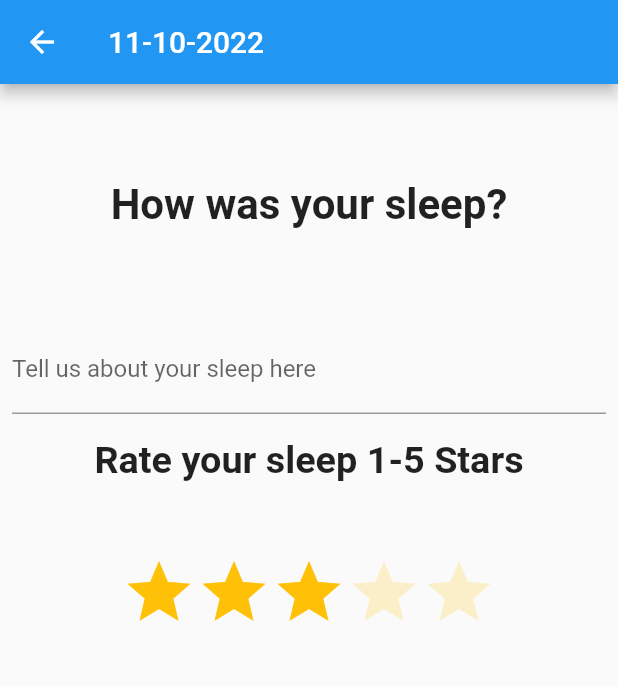
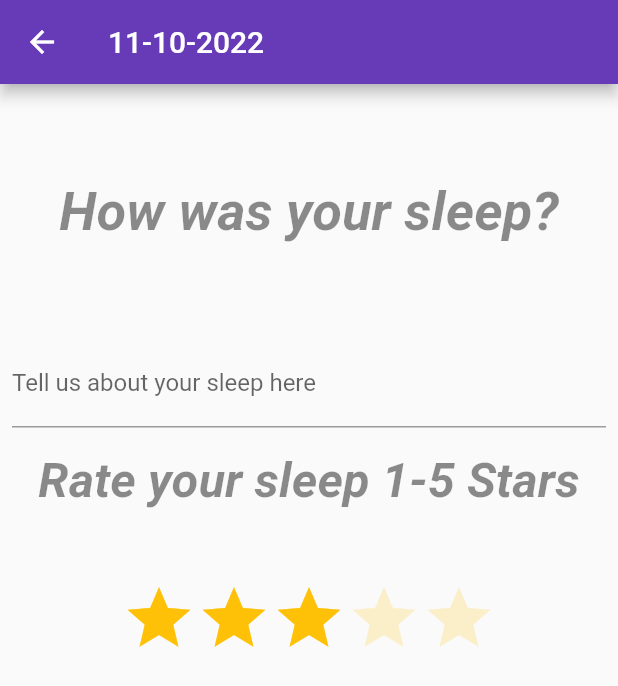
Before and after one commit to jakelang01/SweetDreams, a Flutter app: the screen it shows after launch, after a tap on "Add Sleep Data", on a phone screen of 412 x 824 dp. Shown: the top 686 px of the screen. Run offline on Flutter 3.47's test engine with Material 2 defaults, Android fonts, the light colour scheme and no system bars; drawn by our look-alikes of flutter_rating_bar; our stand-ins replace cloud_firestore, firebase_core, shared_preferences; accounts and stored records are empty.

Commit message:
makes app theme more robust, gets rid of manually set colours and text themes in main

```diff
--- a/lib/main.dart
+++ b/lib/main.dart
@@ -44,33 +44,25 @@ class _MyHomePageState extends State<MyHomePage> {
       body: Center(
           child: Column(
             children: <Widget>[
+              Text("Sweet Dreams!",
+                style: Theme.of(context).textTheme.headline1,
+                textAlign: TextAlign.center,
+              ),
               Padding(
-                padding: EdgeInsets.only(top: 20.0,
-                    bottom: 20.0),
-                child: Text("Sweet Dreams!",
-                  style: const TextStyle(
-                      fontWeight: FontWeight.bold,
-                      color: Colors.blueAccent),
-                  textScaleFactor: 3,)
-                ,),
+                padding: EdgeInsets.only(bottom: 15.0),
+              ),
               Text("Message of the Day:",
-                style: const TextStyle(
-                    fontWeight: FontWeight.bold,
-                    color: Colors.black),
-                textScaleFactor: 1.7,),
+                style: Theme.of(context).textTheme.headline2,
+                textAlign: TextAlign.center,
+              ),
+              Text(dailyMessage,
+                  style: Theme.of(context).textTheme.bodyText2,
+                  textAlign: TextAlign.center,
+              ),
               Padding(
-                padding: EdgeInsets.all(10.0),
-                child: Text(dailyMessage,
-                  style: const TextStyle(
-                      fontWeight: FontWeight.w500,
-                      fontStyle: FontStyle.italic,
-                      color: Colors.blueGrey),
-                  textScaleFactor: 1.3,)
-                ,),
+                padding: EdgeInsets.only(bottom: 15.0),
+              ),
               ElevatedButton(
-                style: ElevatedButton.styleFrom(
-                    primary: Colors.blueAccent
-                ),
                 child: Text('Sleep Calculator'),
                 onPressed: () {
                   Navigator.of(context).push(
@@ -81,9 +73,6 @@ class _MyHomePageState extends State<MyHomePage> {
                 },
               ),
               ElevatedButton(
-                style: ElevatedButton.styleFrom(
-                    primary: Colors.blueAccent
-                ),
                 child: Text('Add Sleep Data'),
                 onPressed: () {
                   Navigator.of(context).push(
@@ -94,9 +83,6 @@ class _MyHomePageState extends State<MyHomePage> {
                 },
               ),
               ElevatedButton(
-                style: ElevatedButton.styleFrom(
-                    primary: Colors.blueAccent
-                ),
                 child: Text('Healthy Sleep Habits'),
                 onPressed: () {
                   Navigator.of(context).push(
@@ -107,9 +93,6 @@ class _MyHomePageState extends State<MyHomePage> {
                 },
               ),
               ElevatedButton(
-                style: ElevatedButton.styleFrom(
-                    primary: Colors.blueAccent
-                ),
                 child: Text('test'),
                 onPressed: getMOTD,
               ),
@@ -134,10 +117,30 @@ class MyApp extends StatelessWidget {
           }
           if (snapshot.connectionState == ConnectionState.done) {
             return MaterialApp(
-              title: 'Flutter Demo',
+              title: 'Sweet Dreams',
               theme: ThemeData(
+                colorScheme: ColorScheme.fromSwatch(
+                    primarySwatch: Colors.deepPurple
+                ),
 
-                primarySwatch: Colors.blue,
+                fontFamily: 'Roboto',
+                textTheme: const TextTheme(
+                  headline1: TextStyle(
+                    fontSize: 48.0,
+                    fontWeight: FontWeight.bold,
+                    color: Colors.deepPurpleAccent,
+                  ),
+                  headline2: TextStyle(
+                    fontSize: 24.0,
+                    fontWeight: FontWeight.bold,
+                    color: Colors.black87,
+                  ),
+                  bodyText2: TextStyle(
+                    fontSize: 18.0,
+                    fontStyle: FontStyle.italic,
+                    color: Colors.black45,
+                  ),
+                ),
               ),
               home: const MyHomePage(title: 'Sweet Dreams'),
             );
```
